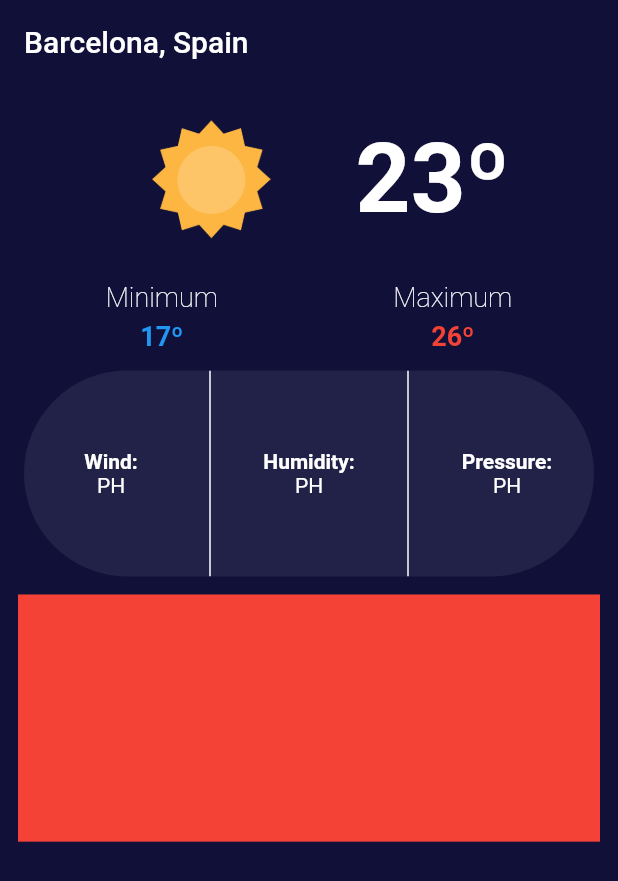
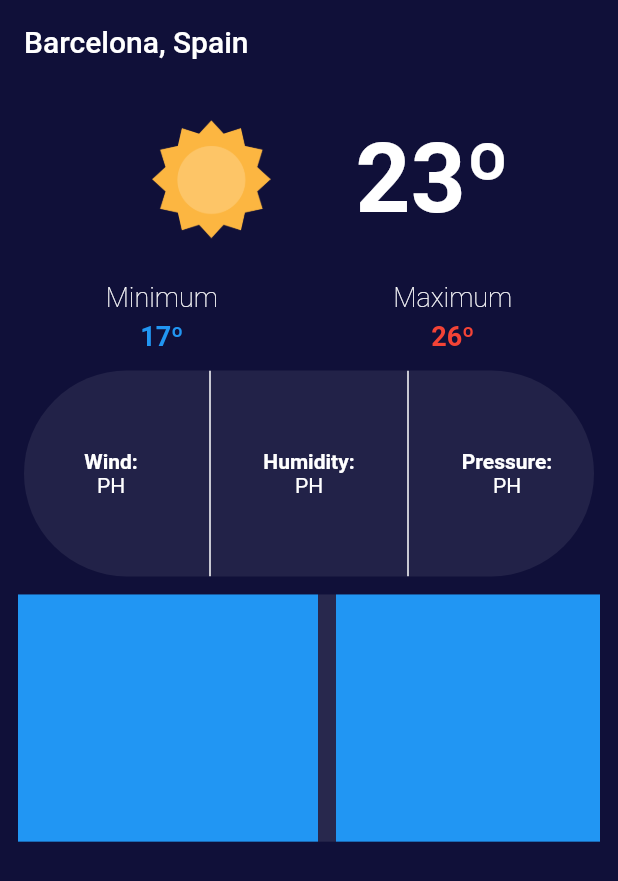
Before and after one commit to danimr99/flutter-weather-app, a Flutter app: the screen it shows after launch, on a phone screen of 412 x 824 dp. Shown: the top 881 px of the screen. Run offline on Flutter 3.47's test engine with Material 2 defaults, Android fonts, the phone set to English and light mode, and no system bars.

Commit message:
Listview prototype

```diff
--- a/lib/components/forecast.dart
+++ b/lib/components/forecast.dart
@@ -1,5 +1,7 @@
 import 'package:flutter/material.dart';
 import 'package:flutter_weather_app/constants/layout.dart';
+
+import 'forecast_item.dart';
 
 class Forecast extends StatelessWidget {
   const Forecast({Key? key}) : super(key: key);
@@ -11,8 +13,21 @@ class Forecast extends StatelessWidget {
       child: SizedBox(
         width: MediaQuery.of(context).size.width,
         height: MediaQuery.of(context).size.height / 5,
-        child: Container(
-          color: Colors.red,
+        child: ListView.separated(
+          scrollDirection: Axis.horizontal,
+          itemCount: 10,
+          separatorBuilder: (BuildContext context, int index) {
+            return ForecastItem();
+          },
+          itemBuilder: (BuildContext context, int index) {
+            return SizedBox(
+              width: 200,
+              height: 100,
+              child: Container(
+                color: Colors.blue,
+              ),
+            );
+          },
         ),
       ),
     );
--- /dev/null
+++ b/lib/components/forecast_item.dart
@@ -0,0 +1,19 @@
+import 'package:flutter/material.dart';
+import 'package:flutter_weather_app/constants/layout.dart';
+
+class ForecastItem extends StatelessWidget {
+  const ForecastItem({
+    Key? key,
+  }) : super(key: key);
+
+  @override
+  Widget build(BuildContext context) {
+    return SizedBox(
+      height: MediaQuery.of(context).size.height,
+      width: kThicknessDivider,
+      child: Container(
+          color: Colors.white.withOpacity(0.1)
+      ),
+    );
+  }
+}
--- a/lib/constants/layout.dart
+++ b/lib/constants/layout.dart
@@ -1,3 +1,4 @@
 const kHorizontalMargin = 32.0;
 const kRoundedCornerRadius = 24.0;
 const kPaddingAll = 12.0;
+const kThicknessDivider = 12.0;
```
